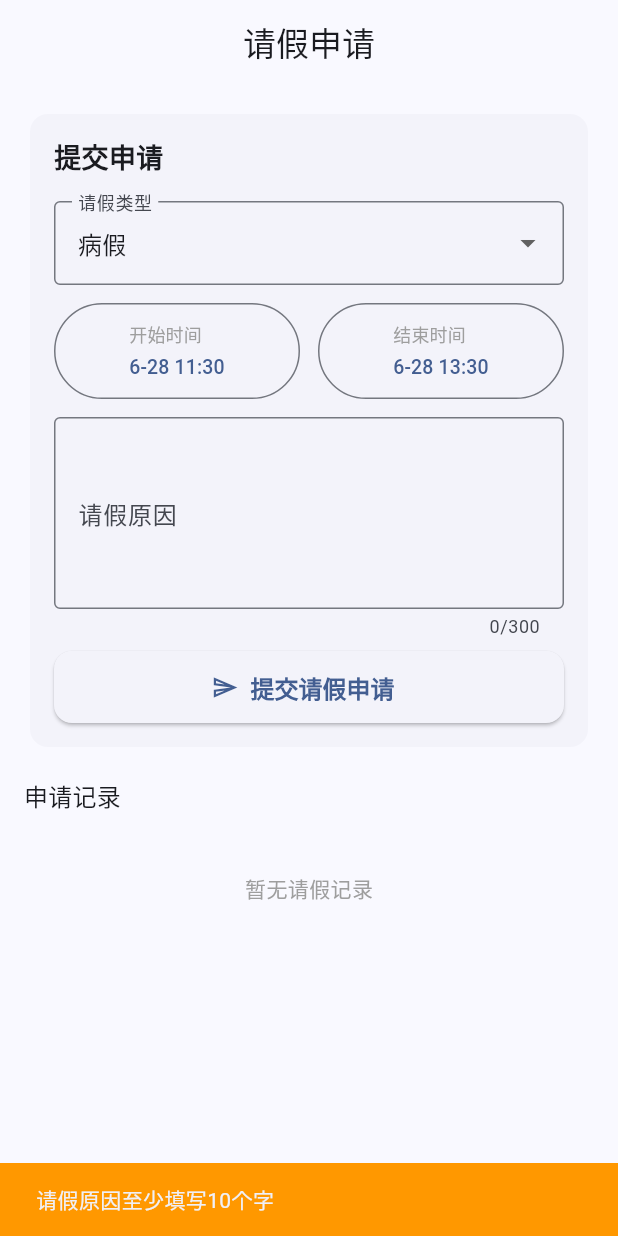
After one commit to fengyucai/sizhengdakaApp, a Flutter app: the LeavePage screen opened by its route, after a tap on "提交请假申请", on a phone screen of 412 x 824 dp. The commit adds this screen. Run offline on Flutter 3.47's test engine with Material 3 defaults, Android fonts, the phone set to English and light mode, and no system bars; our stand-ins replace dio, flutter_secure_storage, geolocator, go_router, image_picker; missing offline and left inert: mobile_scanner; accounts and stored records are empty; network calls fail.

Commit message:
feat: add student leave requests

```diff
--- a/mobile/lib/config/routes.dart
+++ b/mobile/lib/config/routes.dart
@@ -6,6 +6,7 @@ import '../pages/checkin_class/class_checkin_page.dart';
 import '../pages/checkin_class/class_qr_scan_page.dart';
 import '../pages/checkin_intern/intern_checkin_page.dart';
 import '../pages/face/face_register_page.dart';
+import '../pages/leave/leave_page.dart';
 import '../pages/profile/profile_page.dart';
 import '../pages/message/message_page.dart';
 
@@ -20,6 +21,7 @@ class AppRouter {
       GoRoute(path: '/checkin/class/scan', builder: (_, __) => const ClassQrScanPage()),
       GoRoute(path: '/checkin/intern', builder: (_, __) => const InternCheckinPage()),
       GoRoute(path: '/face/register', builder: (_, __) => const FaceRegisterPage()),
+      GoRoute(path: '/leave', builder: (_, __) => const LeavePage()),
       GoRoute(path: '/profile', builder: (_, __) => const ProfilePage()),
       GoRoute(path: '/messages', builder: (_, __) => const MessagePage()),
     ],
--- /dev/null
+++ b/mobile/lib/pages/leave/leave_page.dart
@@ -0,0 +1,262 @@
+import 'package:flutter/material.dart';
+
+import '../../services/api_service.dart';
+
+class LeavePage extends StatefulWidget {
+  const LeavePage({super.key});
+
+  @override
+  State<LeavePage> createState() => _LeavePageState();
+}
+
+class _LeavePageState extends State<LeavePage> {
+  final _reasonCtrl = TextEditingController();
+  final List<Map<String, String>> _types = const [
+    {'value': 'SICK', 'label': '病假'},
+    {'value': 'PERSONAL', 'label': '事假'},
+    {'value': 'ACADEMIC', 'label': '公假/教学活动'},
+  ];
+
+  String _leaveType = 'SICK';
+  DateTime _startTime = DateTime.now().add(const Duration(hours: 1));
+  DateTime _endTime = DateTime.now().add(const Duration(hours: 3));
+  List<Map<String, dynamic>> _records = [];
+  bool _loading = true;
+  bool _submitting = false;
+
+  @override
+  void initState() {
+    super.initState();
+    _loadRecords();
+  }
+
+  Future<void> _loadRecords() async {
+    try {
+      final records = await ApiService.getLeaveRequests();
+      if (!mounted) return;
+      setState(() {
+        _records = records;
+        _loading = false;
+      });
+    } catch (_) {
+      if (mounted) setState(() => _loading = false);
+    }
+  }
+
+  Future<void> _pickDateTime({required bool start}) async {
+    final current = start ? _startTime : _endTime;
+    final date = await showDatePicker(
+      context: context,
+      initialDate: current,
+      firstDate: DateTime.now().subtract(const Duration(days: 1)),
+      lastDate: DateTime.now().add(const Duration(days: 60)),
+    );
+    if (date == null || !mounted) return;
+    final time = await showTimePicker(
+      context: context,
+      initialTime: TimeOfDay.fromDateTime(current),
+    );
+    if (time == null) return;
+    final value = DateTime(date.year, date.month, date.day, time.hour, time.minute);
+    setState(() {
+      if (start) {
+        _startTime = value;
+        if (!_endTime.isAfter(_startTime)) {
+          _endTime = _startTime.add(const Duration(hours: 2));
+        }
+      } else {
+        _endTime = value;
+      }
+    });
+  }
+
+  Future<void> _submit() async {
+    final reason = _reasonCtrl.text.trim();
+    if (reason.length < 10) {
+      ScaffoldMessenger.of(context).showSnackBar(
+        const SnackBar(content: Text('请假原因至少填写10个字'), backgroundColor: Colors.orange),
+      );
+      return;
+    }
+    if (!_endTime.isAfter(_startTime)) {
+      ScaffoldMessenger.of(context).showSnackBar(
+        const SnackBar(content: Text('结束时间必须晚于开始时间'), backgroundColor: Colors.orange),
+      );
+      return;
+    }
+
+    setState(() => _submitting = true);
+    try {
+      await ApiService.applyLeave(
+        leaveType: _leaveType,
+        startTime: _startTime,
+        endTime: _endTime,
+        reason: reason,
+      );
+      if (!mounted) return;
+      _reasonCtrl.clear();
+      ScaffoldMessenger.of(context).showSnackBar(
+        const SnackBar(content: Text('请假申请已提交'), backgroundColor: Colors.green),
+      );
+      await _loadRecords();
+    } catch (e) {
+      if (!mounted) return;
+      ScaffoldMessenger.of(context).showSnackBar(
+        const SnackBar(content: Text('提交失败，请检查时间和原因'), backgroundColor: Colors.red),
+      );
+    } finally {
+      if (mounted) setState(() => _submitting = false);
+    }
+  }
+
+  Future<void> _cancel(int id) async {
+    try {
+      await ApiService.cancelLeave(id);
+      await _loadRecords();
+    } catch (_) {
+      if (!mounted) return;
+      ScaffoldMessenger.of(context).showSnackBar(
+        const SnackBar(content: Text('取消失败'), backgroundColor: Colors.red),
+      );
+    }
+  }
+
+  @override
+  Widget build(BuildContext context) {
+    return Scaffold(
+      appBar: AppBar(title: const Text('请假申请')),
+      body: RefreshIndicator(
+        onRefresh: _loadRecords,
+        child: ListView(
+          padding: const EdgeInsets.all(16),
+          children: [
+            _buildApplyCard(),
+            const SizedBox(height: 16),
+            Text('申请记录', style: Theme.of(context).textTheme.titleMedium),
+            const SizedBox(height: 8),
+            if (_loading) const Center(child: Padding(padding: EdgeInsets.all(24), child: CircularProgressIndicator())),
+            if (!_loading && _records.isEmpty)
+              const Padding(
+                padding: EdgeInsets.symmetric(vertical: 32),
+                child: Center(child: Text('暂无请假记录', style: TextStyle(color: Colors.grey))),
+              ),
+            for (final record in _records) _buildRecordCard(record),
+          ],
+        ),
+      ),
+    );
+  }
+
+  Widget _buildApplyCard() {
+    return Card(
+      child: Padding(
+        padding: const EdgeInsets.all(16),
+        child: Column(
+          crossAxisAlignment: CrossAxisAlignment.start,
+          children: [
+            const Text('提交申请', style: TextStyle(fontSize: 18, fontWeight: FontWeight.w600)),
+            const SizedBox(height: 16),
+            DropdownButtonFormField<String>(
+              value: _leaveType,
+              decoration: const InputDecoration(labelText: '请假类型', border: OutlineInputBorder()),
+              items: _types
+                  .map((type) => DropdownMenuItem(value: type['value'], child: Text(type['label']!)))
+                  .toList(),
+              onChanged: (value) => setState(() => _leaveType = value ?? 'SICK'),
+            ),
+            const SizedBox(height: 12),
+            Row(
+              children: [
+                Expanded(child: _buildTimeButton('开始时间', _startTime, () => _pickDateTime(start: true))),
+                const SizedBox(width: 12),
+                Expanded(child: _buildTimeButton('结束时间', _endTime, () => _pickDateTime(start: false))),
+              ],
+            ),
+            const SizedBox(height: 12),
+            TextField(
+              controller: _reasonCtrl,
+              maxLines: 4,
+              maxLength: 300,
+              decoration: const InputDecoration(
+                labelText: '请假原因',
+                hintText: '请说明请假事由，至少10个字',
+                border: OutlineInputBorder(),
+              ),
+            ),
+            const SizedBox(height: 8),
+            SizedBox(
+              width: double.infinity,
+              height: 48,
+              child: ElevatedButton.icon(
+                onPressed: _submitting ? null : _submit,
+                icon: _submitting
+                    ? const SizedBox(width: 18, height: 18, child: CircularProgressIndicator(strokeWidth: 2))
+                    : const Icon(Icons.send_outlined),
+                label: Text(_submitting ? '提交中...' : '提交请假申请'),
+              ),
+            ),
+          ],
+        ),
+      ),
+    );
+  }
+
+  Widget _buildTimeButton(String label, DateTime value, VoidCallback onTap) {
+    return OutlinedButton(
+      onPressed: onTap,
+      style: OutlinedButton.styleFrom(padding: const EdgeInsets.symmetric(vertical: 12, horizontal: 10)),
+      child: Column(
+        crossAxisAlignment: CrossAxisAlignment.start,
+        children: [
+          Text(label, style: const TextStyle(fontSize: 12, color: Colors.grey)),
+          const SizedBox(height: 4),
+          Text(_formatDateTime(value), style: const TextStyle(fontSize: 13)),
+        ],
+      ),
+    );
+  }
+
+  Widget _buildRecordCard(Map<String, dynamic> record) {
+    final status = record['status'] ?? '';
+    return Card(
+      child: ListTile(
+        leading: Icon(_statusIcon(status), color: _statusColor(status)),
+        title: Text('${record['typeLabel'] ?? record['type']} · ${record['statusLabel'] ?? status}'),
+        subtitle: Text('${record['start']} 至 ${record['end']}\n${record['reason'] ?? ''}', maxLines: 3),
+        isThreeLine: true,
+        trailing: status == 'PENDING'
+            ? TextButton(onPressed: () => _cancel(record['id'] as int), child: const Text('取消'))
+            : null,
+      ),
+    );
+  }
+
+  IconData _statusIcon(dynamic status) {
+    return switch (status) {
+      'APPROVED' => Icons.check_circle_outline,
+      'REJECTED' => Icons.highlight_off,
+      'CANCELLED' => Icons.remove_circle_outline,
+      _ => Icons.hourglass_empty,
+    };
+  }
+
+  Color _statusColor(dynamic status) {
+    return switch (status) {
+      'APPROVED' => Colors.green,
+      'REJECTED' => Colors.red,
+      'CANCELLED' => Colors.grey,
+      _ => Colors.orange,
+    };
+  }
+
+  String _formatDateTime(DateTime value) {
+    String two(int n) => n.toString().padLeft(2, '0');
+    return '${value.month}-${two(value.day)} ${two(value.hour)}:${two(value.minute)}';
+  }
+
+  @override
+  void dispose() {
+    _reasonCtrl.dispose();
+    super.dispose();
+  }
+}
--- a/mobile/lib/pages/profile/profile_page.dart
+++ b/mobile/lib/pages/profile/profile_page.dart
@@ -1,6 +1,7 @@
 import 'package:flutter/material.dart';
+import 'package:go_router/go_router.dart';
 import 'package:provider/provider.dart';
-import 'package:go_router/go_router.dart';
+
 import '../../services/auth_service.dart';
 
 class ProfilePage extends StatelessWidget {
@@ -26,7 +27,7 @@ class ProfilePage extends StatelessWidget {
                     crossAxisAlignment: CrossAxisAlignment.start,
                     children: [
                       Text(auth.realName ?? '未登录', style: const TextStyle(fontSize: 18, fontWeight: FontWeight.bold)),
-                      Text('工号: ${auth.userId ?? "-"}', style: const TextStyle(color: Colors.grey)),
+                      Text('用户ID: ${auth.userId ?? "-"}', style: const TextStyle(color: Colors.grey)),
                     ],
                   ),
                 ],
@@ -34,6 +35,7 @@ class ProfilePage extends StatelessWidget {
             ),
           ),
           const SizedBox(height: 8),
+          _buildMenuItem(Icons.event_busy_outlined, '请假申请', () => context.go('/leave')),
           _buildMenuItem(Icons.checklist, '打卡记录', () {}),
           _buildMenuItem(Icons.assignment, '考勤统计', () {}),
           _buildMenuItem(Icons.settings, '设置', () {}),
@@ -56,6 +58,11 @@ class ProfilePage extends StatelessWidget {
   }
 
   Widget _buildMenuItem(IconData icon, String title, VoidCallback onTap) {
-    return ListTile(leading: Icon(icon), title: Text(title), trailing: const Icon(Icons.chevron_right), onTap: onTap);
+    return ListTile(
+      leading: Icon(icon),
+      title: Text(title),
+      trailing: const Icon(Icons.chevron_right),
+      onTap: onTap,
+    );
   }
 }
--- a/mobile/lib/services/api_service.dart
+++ b/mobile/lib/services/api_service.dart
@@ -123,4 +123,44 @@ class ApiService {
       throw Exception(res.data['message'] ?? '全部已读失败');
     }
   }
+
+  static Future<List<Map<String, dynamic>>> getLeaveRequests() async {
+    final res = await dio.get('/leave/list');
+    if (res.data['code'] != 200) {
+      throw Exception(res.data['message'] ?? '获取请假记录失败');
+    }
+    return (res.data['data'] as List<dynamic>? ?? [])
+        .map((item) => Map<String, dynamic>.from(item as Map))
+        .toList();
+  }
+
+  static Future<Map<String, dynamic>> applyLeave({
+    required String leaveType,
+    required DateTime startTime,
+    required DateTime endTime,
+    required String reason,
+  }) async {
+    final res = await dio.post('/leave/apply', data: {
+      'leaveType': leaveType,
+      'startTime': _formatDateTime(startTime),
+      'endTime': _formatDateTime(endTime),
+      'reason': reason,
+    });
+    if (res.data['code'] != 200) {
+      throw Exception(res.data['message'] ?? '提交请假申请失败');
+    }
+    return res.data['data'];
+  }
+
+  static Future<void> cancelLeave(int id) async {
+    final res = await dio.post('/leave/$id/cancel');
+    if (res.data['code'] != 200) {
+      throw Exception(res.data['message'] ?? '取消请假申请失败');
+    }
+  }
+
+  static String _formatDateTime(DateTime value) {
+    String two(int n) => n.toString().padLeft(2, '0');
+    return '${value.year}-${two(value.month)}-${two(value.day)}T${two(value.hour)}:${two(value.minute)}:00';
+  }
 }
```
Also changed, not shown: 2 other files.
